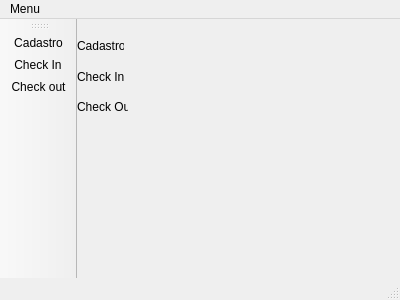
Before: the Qt Designer form Menu/mainwindow.ui in PauloV123/Projeto-ED, drawn with Qt 5.
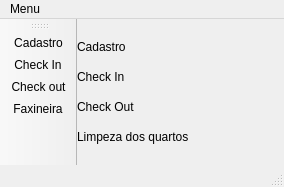
After: the same form once the commit is applied. Icons and pictures are not drawn.

```diff
--- a/Menu/mainwindow.ui
+++ b/Menu/mainwindow.ui
@@ -6,8 +6,8 @@
    <rect>
     <x>0</x>
     <y>0</y>
-    <width>400</width>
-    <height>300</height>
+    <width>284</width>
+    <height>187</height>
    </rect>
   </property>
   <property name="windowTitle">
@@ -19,8 +19,8 @@
      <rect>
       <x>0</x>
       <y>20</y>
-      <width>47</width>
-      <height>13</height>
+      <width>61</width>
+      <height>16</height>
      </rect>
     </property>
     <property name="text">
@@ -32,7 +32,7 @@
      <rect>
       <x>0</x>
       <y>50</y>
-      <width>51</width>
+      <width>61</width>
       <height>16</height>
      </rect>
     </property>
@@ -45,7 +45,7 @@
      <rect>
       <x>0</x>
       <y>80</y>
-      <width>51</width>
+      <width>71</width>
       <height>16</height>
      </rect>
     </property>
@@ -53,14 +53,27 @@
      <string>Check Out</string>
     </property>
    </widget>
+   <widget class="QLabel" name="label_4">
+    <property name="geometry">
+     <rect>
+      <x>0</x>
+      <y>110</y>
+      <width>131</width>
+      <height>16</height>
+     </rect>
+    </property>
+    <property name="text">
+     <string>Limpeza dos quartos</string>
+    </property>
+   </widget>
   </widget>
   <widget class="QMenuBar" name="menuBar">
    <property name="geometry">
     <rect>
      <x>0</x>
      <y>0</y>
-     <width>400</width>
-     <height>21</height>
+     <width>284</width>
+     <height>26</height>
     </rect>
    </property>
    <widget class="QMenu" name="menuMenu">
@@ -78,11 +91,12 @@
     <enum>LeftToolBarArea</enum>
    </attribute>
    <attribute name="toolBarBreak">
-    <bool>true</bool>
+    <bool>false</bool>
    </attribute>
    <addaction name="actionCadastro"/>
    <addaction name="actionCheck_In"/>
    <addaction name="actionCheck_out"/>
+   <addaction name="actionFaxineira"/>
   </widget>
   <widget class="QStatusBar" name="statusBar"/>
   <action name="actionCadastro">
@@ -112,6 +126,15 @@
     <string>Check out</string>
    </property>
   </action>
+  <action name="actionFaxineira">
+   <property name="icon">
+    <iconset resource="menuzinho.qrc">
+     <normaloff>:/rec/Menu/Household-Broom-icon.png</normaloff>:/rec/Menu/Household-Broom-icon.png</iconset>
+   </property>
+   <property name="text">
+    <string>Faxineira</string>
+   </property>
+  </action>
  </widget>
  <layoutdefault spacing="6" margin="11"/>
  <resources>
```
Left out of the diff: 3 changed lines with no effect on the pictures.
